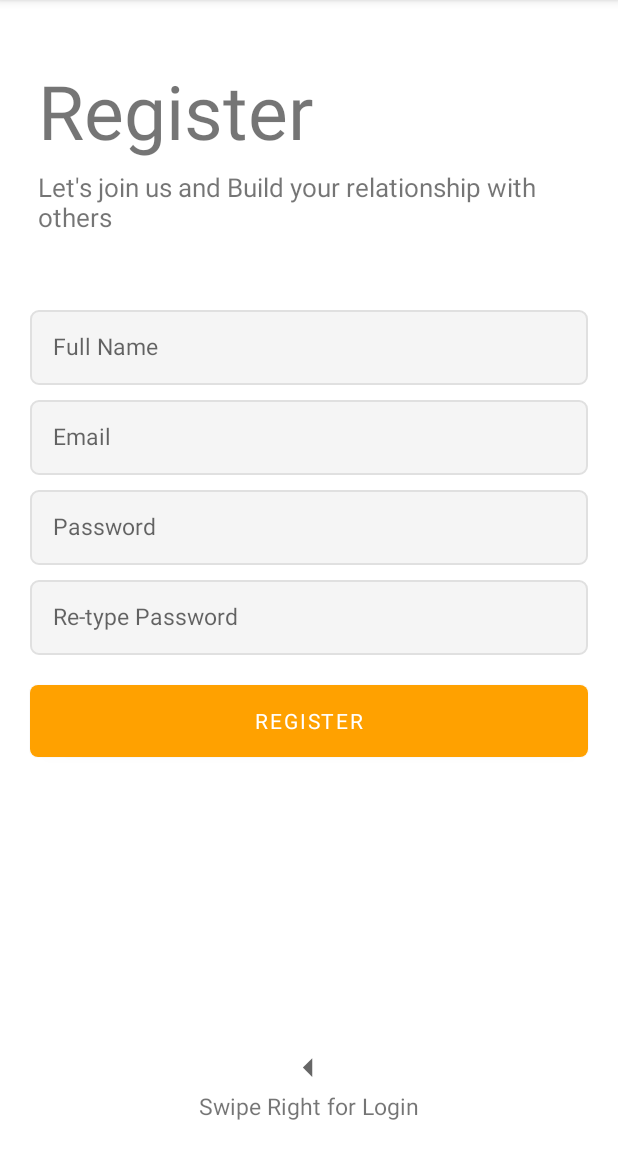
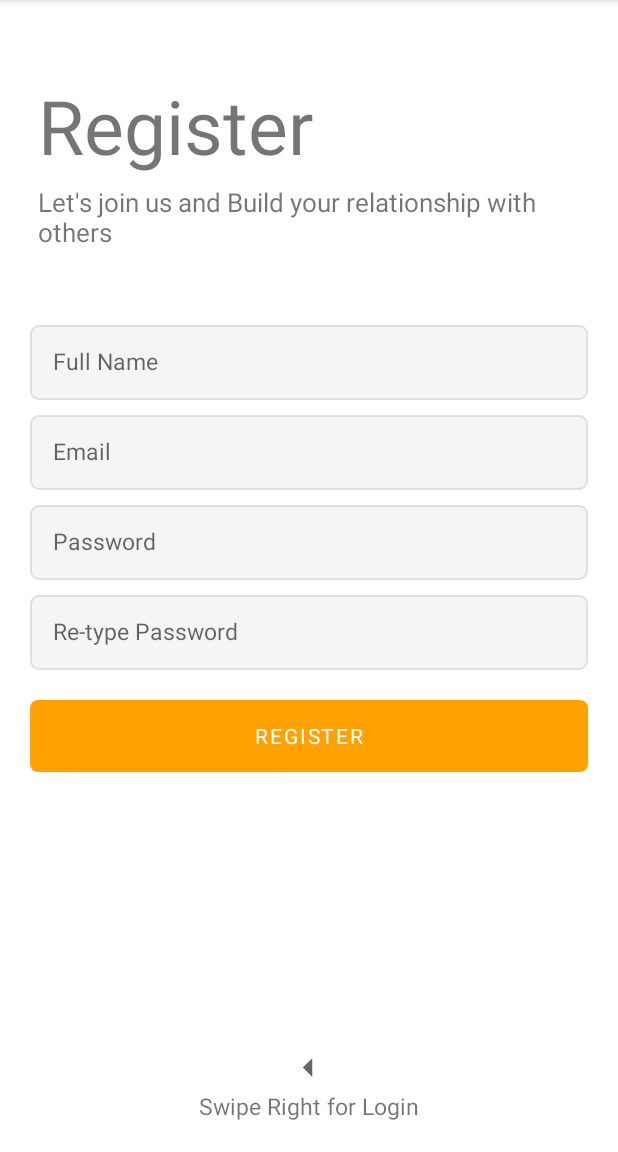
Before and after one commit to TechZite-Guru/Farm_Work, an Android app: the fragment RegisterFragment shown on its own in the app's theme, on a phone screen of 412 x 824 dp, the part 84-1236 px from its top. Run offline under Robolectric (Android 15) with nearby library versions, the phone set to English and light mode, and no system bars; Roboto replaces fonts that are not available here.

Commit message:
Minor Edit

```diff
--- a/app/src/main/res/layout/fragment_register.xml
+++ b/app/src/main/res/layout/fragment_register.xml
@@ -16,7 +16,7 @@
         android:layout_marginStart="25dp"
         android:layout_marginBottom="5dp"
         android:fontFamily="@font/roboto_regular"
-        android:layout_marginTop="40dp"
+        android:layout_marginTop="50dp"
         android:gravity="center_horizontal"
         android:layout_marginLeft="25dp" />
     <TextView
```
